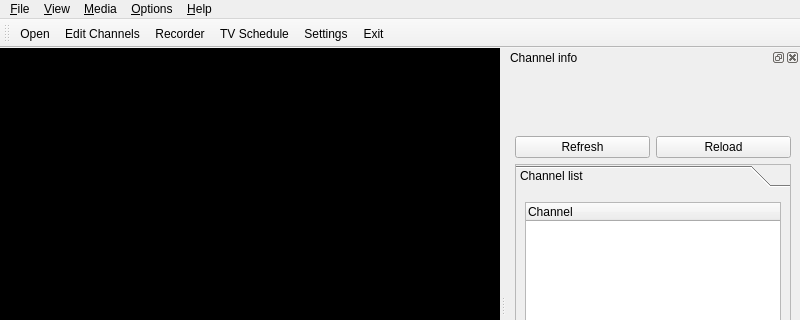
Old version of the form ui/MainWindow.ui in the repository ntadej/tano; both pictures show x 0 to 800 and y 0 to 320 of the 800 by 600 pixel window.
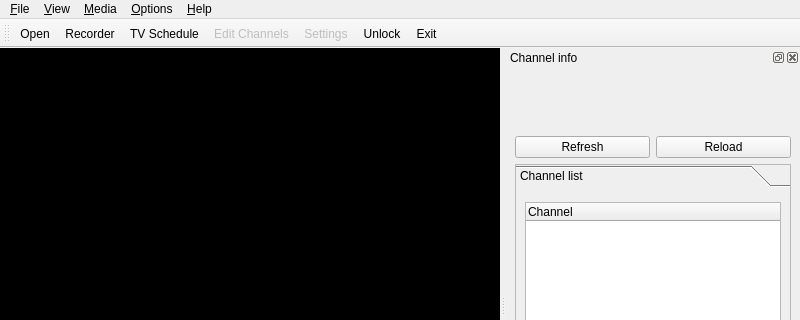
New version of the form. Icons and pictures are not drawn. Custom widgets are drawn as their Qt base class.

Commit message: Initial lock/unlock support

```diff
--- a/ui/MainWindow.ui
+++ b/ui/MainWindow.ui
@@ -406,10 +406,11 @@
     <bool>false</bool>
    </attribute>
    <addaction name="actionOpenToolbar"/>
-   <addaction name="actionEditPlaylist"/>
    <addaction name="actionRecorder"/>
    <addaction name="actionSchedule"/>
+   <addaction name="actionEditPlaylist"/>
    <addaction name="actionSettings"/>
+   <addaction name="actionLock"/>
    <addaction name="actionClose"/>
   </widget>
   <widget class="QDockWidget" name="playlistWidget">
@@ -636,6 +637,9 @@
    </property>
   </action>
   <action name="actionSettings">
+   <property name="enabled">
+    <bool>false</bool>
+   </property>
    <property name="icon">
     <iconset resource="images.qrc">
      <normaloff>:/icons/images/settings.png</normaloff>:/icons/images/settings.png</iconset>
@@ -683,6 +687,9 @@
    </property>
   </action>
   <action name="actionEditPlaylist">
+   <property name="enabled">
+    <bool>false</bool>
+   </property>
    <property name="icon">
     <iconset resource="images.qrc">
      <normaloff>:/icons/images/edit.png</normaloff>:/icons/images/edit.png</iconset>
@@ -1025,6 +1032,15 @@
     <string>1:1</string>
    </property>
   </action>
+  <action name="actionLock">
+   <property name="icon">
+    <iconset resource="images.qrc">
+     <normaloff>:/icons/images/unlock.png</normaloff>:/icons/images/unlock.png</iconset>
+   </property>
+   <property name="text">
+    <string>Unlock</string>
+   </property>
+  </action>
  </widget>
  <customwidgets>
   <customwidget>
```
Left out of the diff: 2 changed lines with no effect on the pictures. The commit also changes 13 other files.
